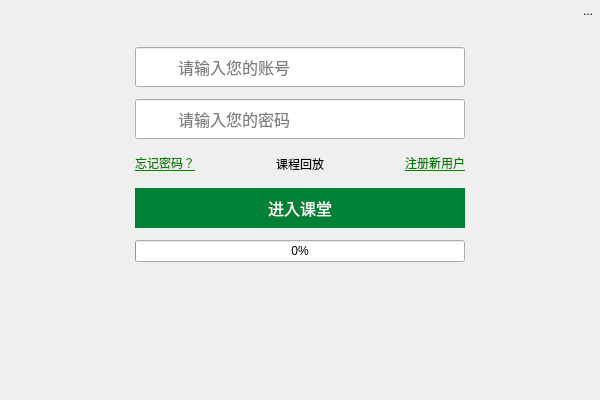
This is QtClassClient/BeforeClass/logindialog.ui in ideallx/serveree as Qt 5 draws it before an edit. The edited form follows.
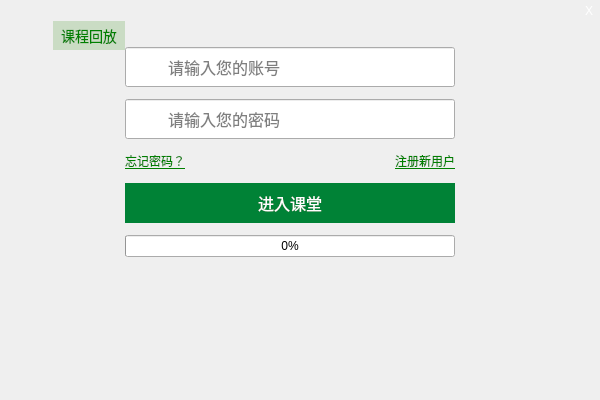
This is the edited form. Icons and pictures are not drawn.

What changed in the file:
```diff
--- a/QtClassClient/BeforeClass/logindialog.ui
+++ b/QtClassClient/BeforeClass/logindialog.ui
@@ -10,6 +10,12 @@
     <height>400</height>
    </rect>
   </property>
+  <property name="sizePolicy">
+   <sizepolicy hsizetype="Fixed" vsizetype="Fixed">
+    <horstretch>0</horstretch>
+    <verstretch>0</verstretch>
+   </sizepolicy>
+  </property>
   <property name="styleSheet">
    <string notr="true">QDialog {
 	background-image: url(:/back/ui/back/background.jpg);
@@ -23,10 +29,6 @@
 	color: rgb(0, 0, 0);
 }
 
-#QToolButton#tbExit:hover[autoRaise = &quot;true&quot;] {
-	background-image: url(:/icon/ui/icon/close2.png);
-}
-
 QToolButton#tbEnterClass {
 	background-color: rgb(0, 130, 54);
 	color: white;
@@ -36,6 +38,21 @@
 QToolButton#tbEnterClass:!enabled {
 }
 
+QToolButton#tbReplay {
+	background-color: rgb(202, 220, 196);
+	color: green;
+	font: 14px;
+}
+
+QToolButton#tbExit {
+	color: white;
+	font: 12pt &quot;微软雅黑&quot;;
+}
+
+QToolButton#tbExit:hover {
+	background-color: rgb(212, 63, 39);
+}
+
 QLineEdit {
 	font: 16px;
 	padding-left: 40px;
@@ -49,7 +66,7 @@
 	background-image: url(:/icon/ui/icon/llpassword.png);
 }</string>
   </property>
-  <layout class="QVBoxLayout" name="verticalLayout_2">
+  <layout class="QVBoxLayout" name="verticalLayout_3">
    <property name="spacing">
     <number>0</number>
    </property>
@@ -86,12 +103,7 @@
         <string notr="true"/>
        </property>
        <property name="text">
-        <string>...</string>
-       </property>
-       <property name="icon">
-        <iconset resource="../ui.qrc">
-         <normaloff>:/icon/ui/icon/close1.png</normaloff>
-         <normalon>:/icon/ui/icon/close1.png</normalon>:/icon/ui/icon/close1.png</iconset>
+        <string>X</string>
        </property>
        <property name="iconSize">
         <size>
@@ -112,18 +124,48 @@
       <number>0</number>
      </property>
      <item>
-      <spacer name="horizontalSpacer_5">
+      <spacer name="horizontalSpacer">
        <property name="orientation">
         <enum>Qt::Horizontal</enum>
        </property>
+       <property name="sizeType">
+        <enum>QSizePolicy::Fixed</enum>
+       </property>
        <property name="sizeHint" stdset="0">
         <size>
-         <width>40</width>
+         <width>53</width>
          <height>20</height>
         </size>
        </property>
       </spacer>
      </item>
+     <item>
+      <layout class="QVBoxLayout" name="verticalLayout_2">
+       <item>
+        <widget class="QToolButton" name="tbReplay">
+         <property name="text">
+          <string>课程回放</string>
+         </property>
+         <property name="autoRaise">
+          <bool>true</bool>
+         </property>
+        </widget>
+       </item>
+       <item>
+        <spacer name="verticalSpacer_2">
+         <property name="orientation">
+          <enum>Qt::Vertical</enum>
+         </property>
+         <property name="sizeHint" stdset="0">
+          <size>
+           <width>20</width>
+           <height>40</height>
+          </size>
+         </property>
+        </spacer>
+       </item>
+      </layout>
+     </item>
      <item>
       <layout class="QVBoxLayout" name="verticalLayout">
        <property name="spacing">
@@ -241,29 +283,6 @@
            </property>
           </spacer>
          </item>
-         <item>
-          <widget class="QToolButton" name="toolButton">
-           <property name="text">
-            <string>课程回放</string>
-           </property>
-           <property name="autoRaise">
-            <bool>true</bool>
-           </property>
-          </widget>
-         </item>
-         <item>
-          <spacer name="horizontalSpacer">
-           <property name="orientation">
-            <enum>Qt::Horizontal</enum>
-           </property>
-           <property name="sizeHint" stdset="0">
-            <size>
-             <width>40</width>
-             <height>20</height>
-            </size>
-           </property>
-          </spacer>
-         </item>
          <item>
           <widget class="QLabel" name="label_2">
            <property name="text">
```
Left out of the diff: 3 changed lines with no effect on the pictures.
